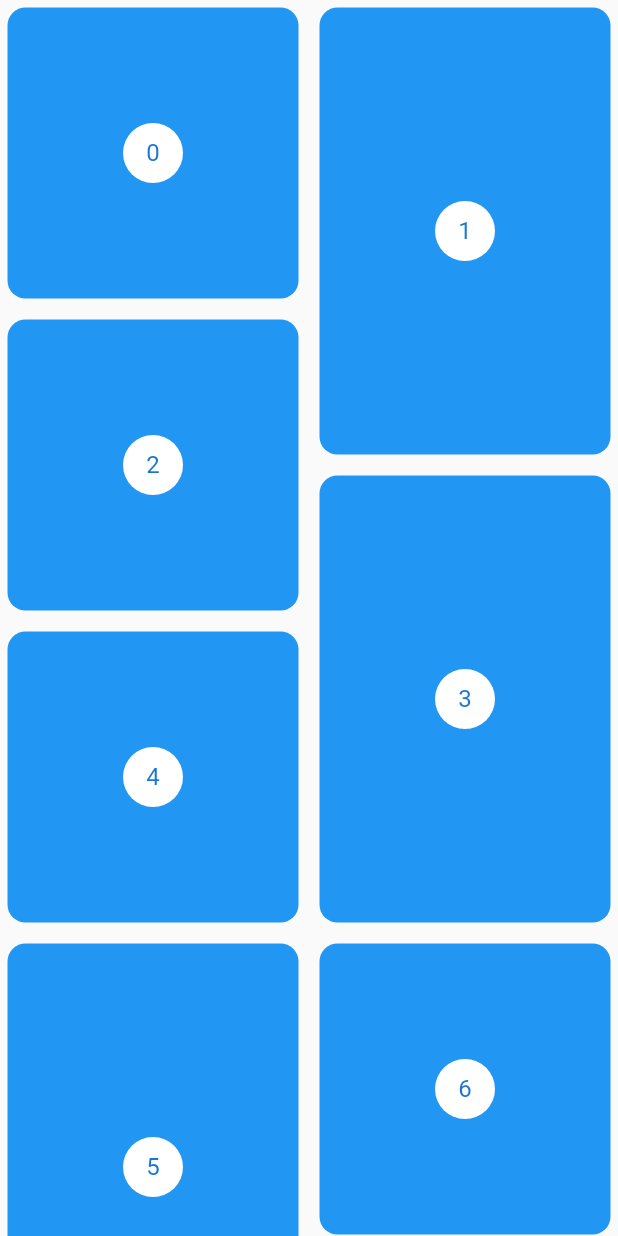
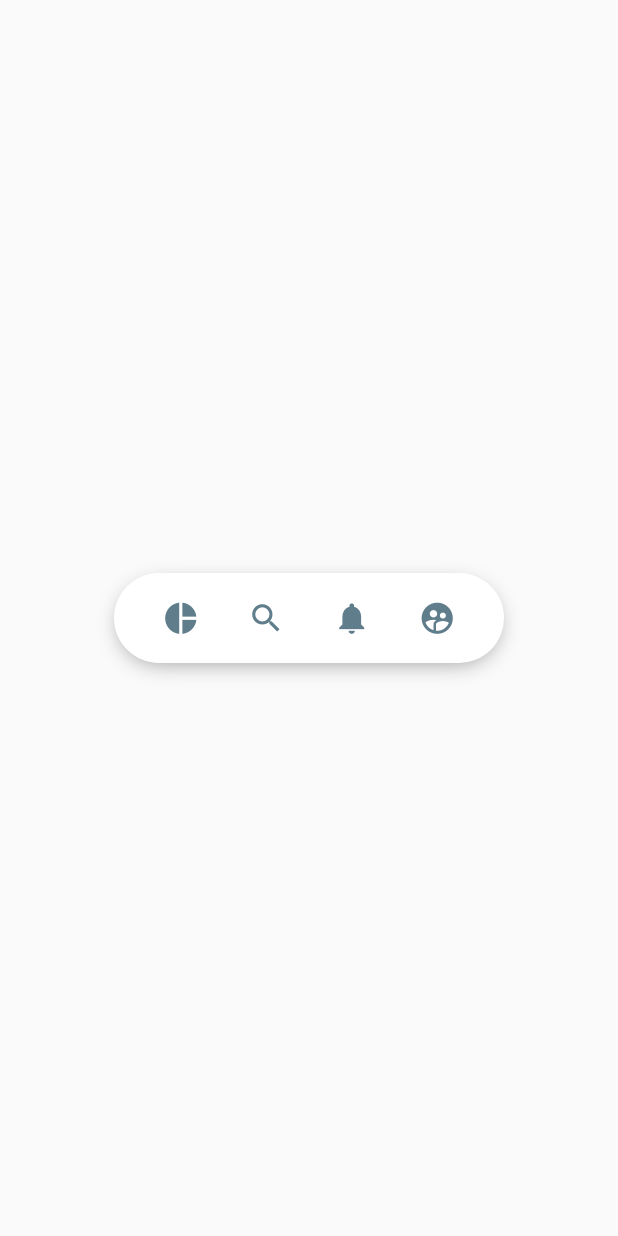
Before and after one commit to urielexis64/flutter_animations, a Flutter app: the screen it shows after launch, on a phone screen of 412 x 824 dp. Run offline on Flutter 3.47's test engine with Material 2 defaults, Android fonts, the phone set to English and light mode, and no system bars; our stand-ins replace flutter_svg; missing offline and left inert: dart:ffi.

Commit message:
pinterest menu widget

```diff
--- a/lib/src/pages/pinterest_page.dart
+++ b/lib/src/pages/pinterest_page.dart
@@ -1,3 +1,4 @@
+import 'package:custom_painter/src/widgets/pinterest_menu.dart';
 import 'package:flutter/material.dart';
 import 'package:flutter_staggered_grid_view/flutter_staggered_grid_view.dart';
 
@@ -5,9 +6,7 @@ class PinterestPage extends StatelessWidget {
   @override
   Widget build(BuildContext context) {
     return Scaffold(
-      body: Center(
-        child: PinterestGrid(),
-      ),
+      body: PinterestMenu(),
     );
   }
 }
--- /dev/null
+++ b/lib/src/widgets/pinterest_menu.dart
@@ -0,0 +1,106 @@
+import 'dart:ffi';
+
+import 'package:flutter/material.dart';
+
+class PinterestButton {
+  final Function onPressed;
+  final IconData icon;
+
+  PinterestButton({@required this.onPressed, @required this.icon});
+}
+
+class PinterestMenu extends StatelessWidget {
+  final List<PinterestButton> items = [
+    PinterestButton(
+        icon: Icons.pie_chart,
+        onPressed: () {
+          print('pie_chart');
+        }),
+    PinterestButton(
+        icon: Icons.search,
+        onPressed: () {
+          print('search');
+        }),
+    PinterestButton(
+        icon: Icons.notifications,
+        onPressed: () {
+          print('notifications');
+        }),
+    PinterestButton(
+        icon: Icons.supervised_user_circle,
+        onPressed: () {
+          print('supervised_user_circle');
+        }),
+  ];
+
+  @override
+  Widget build(BuildContext context) {
+    return Center(
+      child: _PinteresMenuBack(items: items),
+    );
+  }
+}
+
+class _PinteresMenuBack extends StatelessWidget {
+  const _PinteresMenuBack({
+    @required this.items,
+  });
+
+  final List<PinterestButton> items;
+
+  @override
+  Widget build(BuildContext context) {
+    return Container(
+      width: items.length * 65.0,
+      height: 60,
+      child: _MenuItems(items),
+      decoration: BoxDecoration(
+          color: Colors.white,
+          borderRadius: BorderRadius.all(Radius.circular(100)),
+          boxShadow: [
+            BoxShadow(
+                blurRadius: 12,
+                spreadRadius: -4,
+                color: Colors.black38,
+                offset: Offset(0, 4))
+          ]),
+    );
+  }
+}
+
+class _MenuItems extends StatelessWidget {
+  final List<PinterestButton> menuItems;
+
+  const _MenuItems(this.menuItems);
+
+  @override
+  Widget build(BuildContext context) {
+    return Row(
+      mainAxisAlignment: MainAxisAlignment.spaceEvenly,
+      children: List.generate(menuItems.length,
+          (index) => _PinterestMenuButton(index, menuItems[index])),
+    );
+  }
+}
+
+class _PinterestMenuButton extends StatelessWidget {
+  final int index;
+  final PinterestButton item;
+
+  const _PinterestMenuButton(this.index, this.item);
+
+  @override
+  Widget build(BuildContext context) {
+    return GestureDetector(
+      onTap: item.onPressed,
+      behavior: HitTestBehavior.translucent,
+      child: Container(
+        child: Icon(
+          item.icon,
+          size: 25,
+          color: Colors.blueGrey,
+        ),
+      ),
+    );
+  }
+}
```
